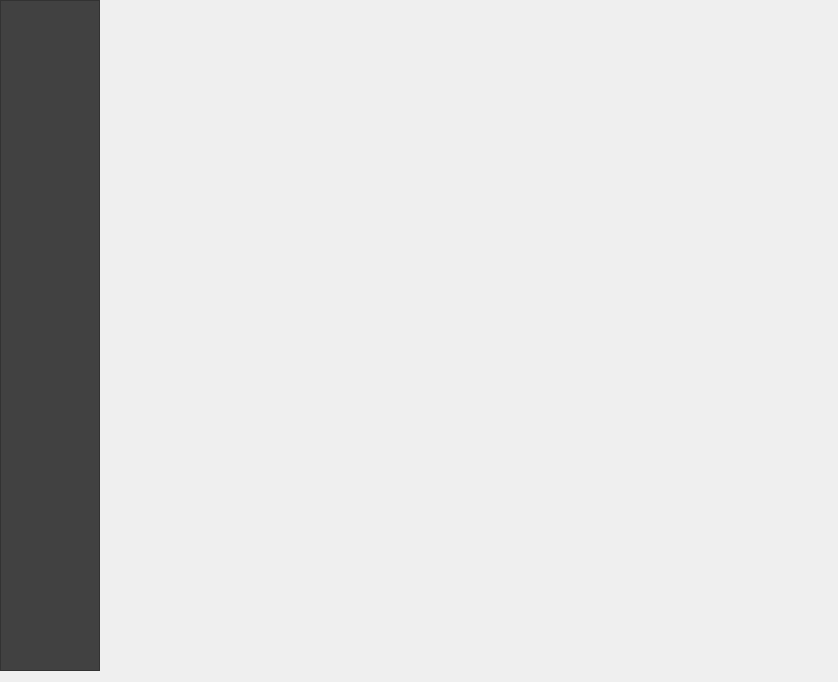
ucantjugglikeme/desktop-wholesaling-manager-app, file gui-elements/table1.ui: the form before one commit.
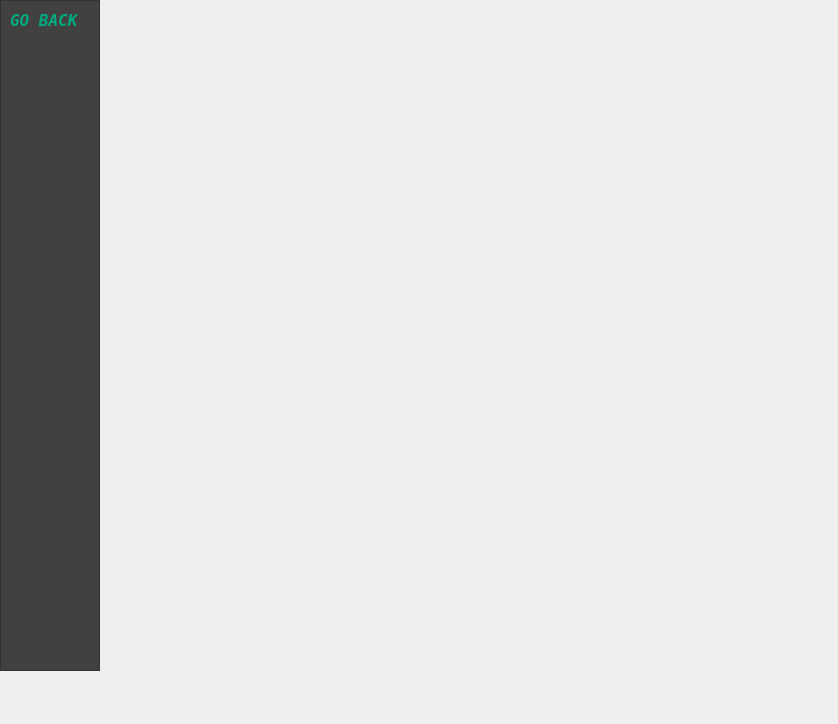
The form after the commit.

Commit message: Add go back label in so far empty opened tables

```diff
--- a/gui-elements/table1.ui
+++ b/gui-elements/table1.ui
@@ -7,7 +7,7 @@
     <x>0</x>
     <y>0</y>
     <width>838</width>
-    <height>682</height>
+    <height>724</height>
    </rect>
   </property>
   <property name="windowTitle">
@@ -52,6 +52,31 @@
       <property name="frameShadow">
        <enum>QFrame::Raised</enum>
       </property>
+      <widget class="QLabel" name="label_17">
+       <property name="geometry">
+        <rect>
+         <x>10</x>
+         <y>10</y>
+         <width>71</width>
+         <height>21</height>
+        </rect>
+       </property>
+       <property name="font">
+        <font>
+         <family>Fixedsys</family>
+         <pointsize>12</pointsize>
+         <weight>75</weight>
+         <italic>true</italic>
+         <bold>true</bold>
+        </font>
+       </property>
+       <property name="styleSheet">
+        <string notr="true">color: rgb(0, 170, 127);</string>
+       </property>
+       <property name="text">
+        <string>GO BACK</string>
+       </property>
+      </widget>
      </widget>
     </item>
     <item>
```
The commit also changes 3 other files.
